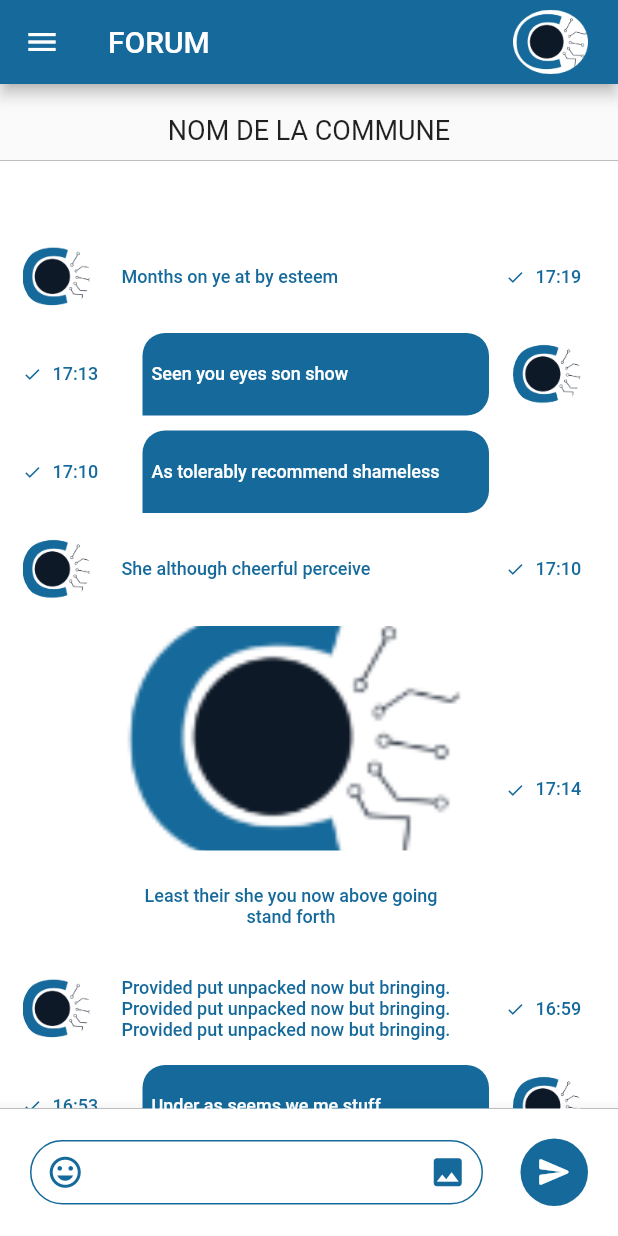
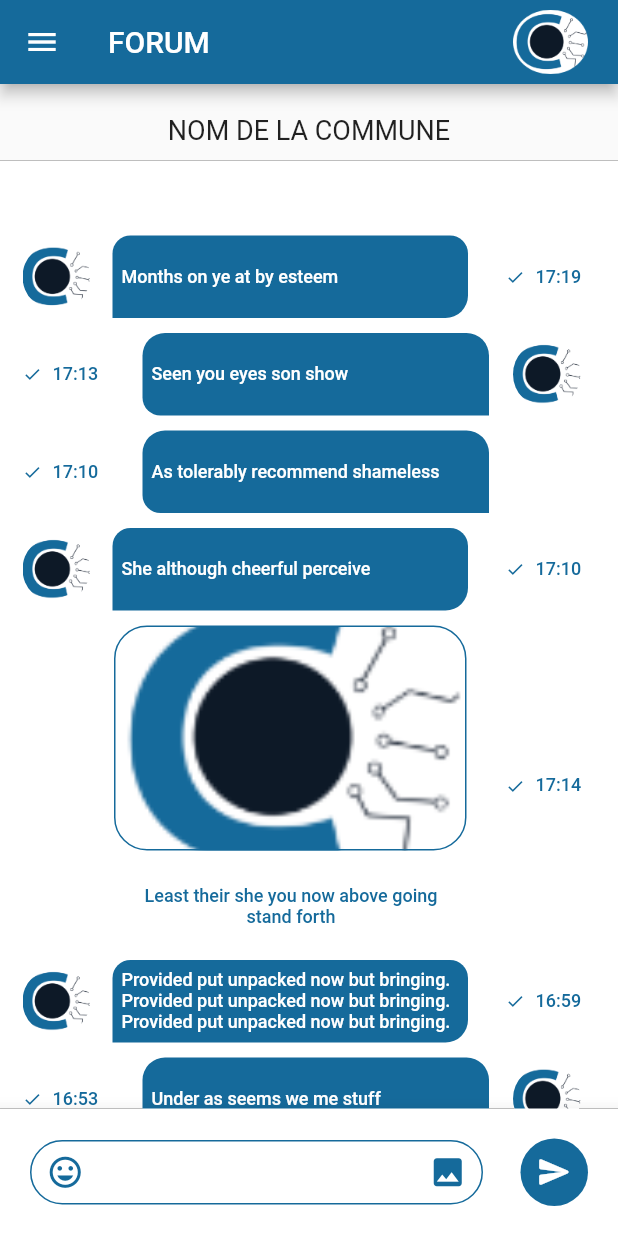
Before and after one commit to sovmulax/Routier, a Flutter app: the MyHomePage screen opened directly, after a tap on "Ouvrir le forum", on a phone screen of 412 x 824 dp. Run offline on Flutter 3.47's test engine with Material 2 defaults, Android fonts, the phone set to English and light mode, and no system bars; our stand-ins replace url_launcher_web.

Commit message:
Forum (en cours)

```diff
--- a/lib/forum/forum.dart
+++ b/lib/forum/forum.dart
@@ -45,17 +45,17 @@
         ),
         body: Center(
           child: Column(
-            children: [
-              const SizedBox(
+            children: const [
+              SizedBox(
                 height: 20,
               ),
-              const Center(
+              Center(
                 child: Text(
                   "NOM DE LA COMMUNE",
                   style: TextStyle(fontSize: 18),
                 ),
               ),
-              const SizedBox(
+              SizedBox(
                 height: 10,
               ),
               Expanded(
@@ -236,7 +236,7 @@
       elevation: 10,
       child: Container(
         //height: 80,
-        padding: EdgeInsets.all(20),
+        padding: const EdgeInsets.all(20),
         //color: const Color.fromRGBO(21, 106, 155, 1),
         child: Row(
             crossAxisAlignment: CrossAxisAlignment.center,
@@ -349,7 +349,8 @@
               description: "Least their she you now above going stand forth",
             ),
             TextMessage(
-              message: "Provided put unpacked now but bringing. Provided put unpacked now but bringing. Provided put unpacked now but bringing. ",
+              message:
+                  "Provided put unpacked now but bringing. Provided put unpacked now but bringing. Provided put unpacked now but bringing. ",
               date: "16:59",
               senderProfile: senderProfile,
               isReceiver: 1,
@@ -452,11 +453,11 @@
               height: 55,
               decoration: isReceiver == 1
                   ? const BoxDecoration(
-                      color: Colors.white,
+                      color: Color.fromRGBO(21, 106, 155, 1),
                       borderRadius: BorderRadius.only(
                         topLeft: Radius.circular(12),
                         topRight: Radius.circular(12),
-                        bottomLeft: Radius.circular(12),
+                        bottomRight: Radius.circular(15),
                       ),
                     )
                   : const BoxDecoration(
@@ -464,15 +465,13 @@
                       borderRadius: BorderRadius.only(
                         topLeft: Radius.circular(15),
                         topRight: Radius.circular(15),
-                        bottomRight: Radius.circular(15),
+                        bottomLeft: Radius.circular(12),
                       ),
                     ),
               child: Text(
                 message,
-                style: TextStyle(
-                  color: isReceiver == 1
-                      ? const Color.fromRGBO(21, 106, 155, 1)
-                      : Colors.white,
+                style: const TextStyle(
+                  color: Colors.white,
                   fontSize: 12,
                   fontWeight: FontWeight.w500,
                 ),
@@ -486,7 +485,7 @@
                     children: [
                       const Icon(
                         Icons.check,
-                        color: const Color.fromRGBO(21, 106, 155, 1),
+                        color: Color.fromRGBO(21, 106, 155, 1),
                         size: 13.0,
                       ),
                       const SizedBox(
@@ -494,8 +493,8 @@
                       ),
                       Text(
                         date,
-                        style: TextStyle(
-                          color: const Color.fromRGBO(21, 106, 155, 1),
+                        style: const TextStyle(
+                          color: Color.fromRGBO(21, 106, 155, 1),
                           fontSize: 12,
                           fontWeight: FontWeight.w500,
                         ),
@@ -573,6 +572,8 @@
                     image: AssetImage(image),
                     fit: BoxFit.cover,
                   ),
+                  border:
+                      Border.all(color: const Color.fromRGBO(21, 106, 155, 1)),
                   borderRadius: const BorderRadius.all(
                     Radius.circular(22.0),
                   ),
@@ -582,7 +583,7 @@
                 margin: const EdgeInsets.only(
                   top: 8,
                   right: 25,
-                  bottom: 10,
+                  bottom: 5,
                 ),
                 padding: const EdgeInsets.fromLTRB(15, 15, 15, 15),
                 height: 55,
```
Also changed, not shown: 2 other files.
